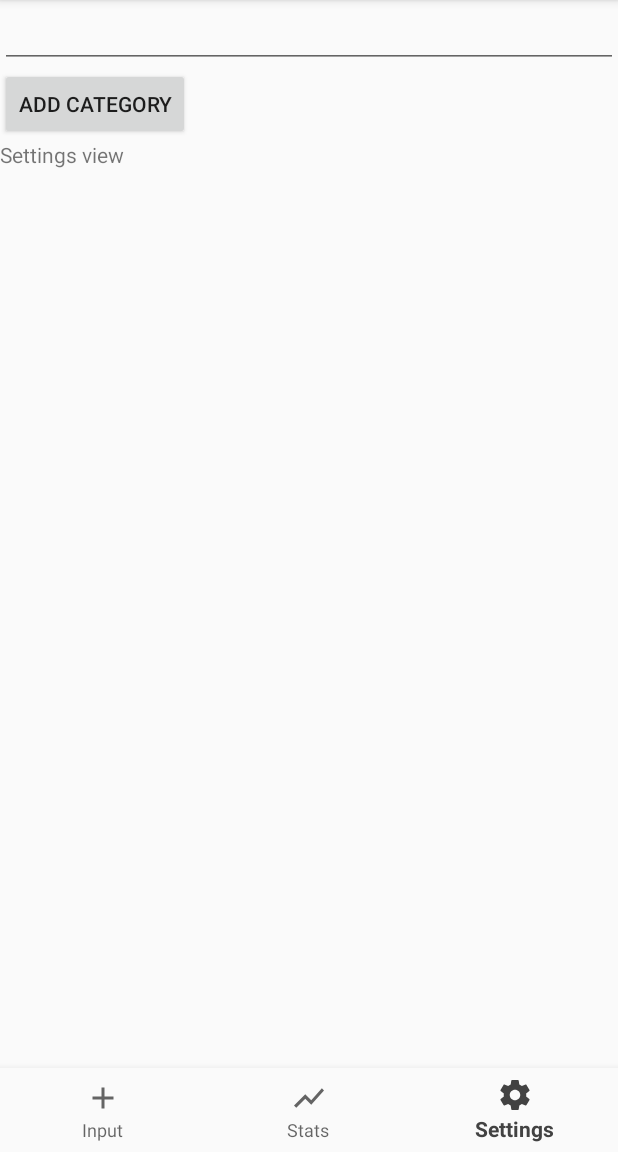
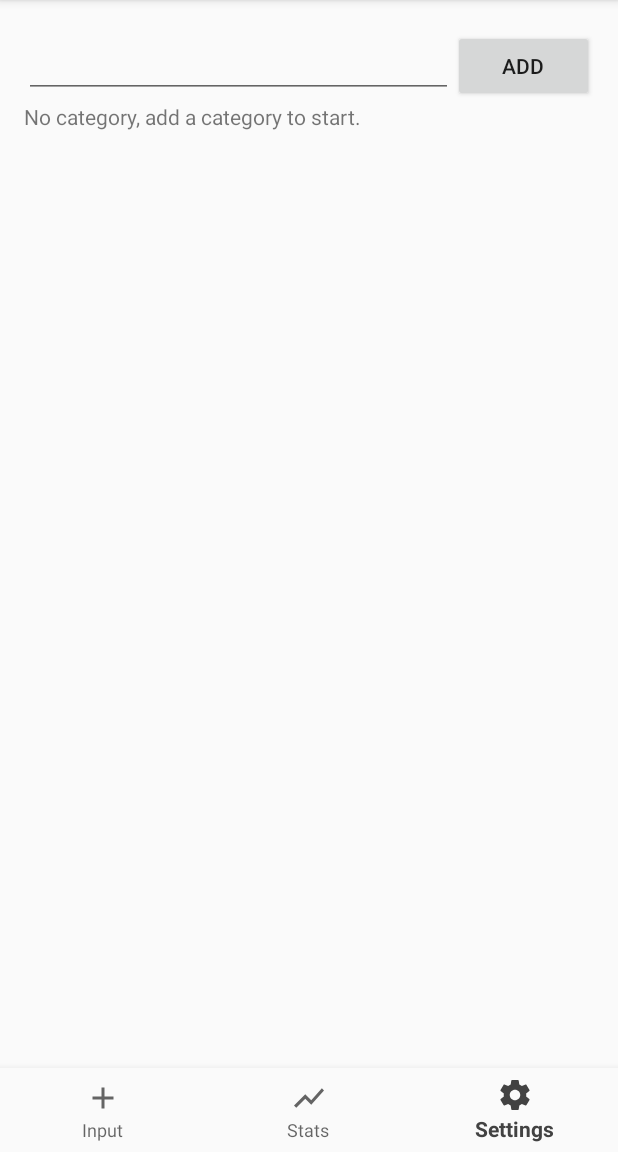
Before and after one commit to zrzzgy/moneyTracker, an Android app: the screen it shows after launch (HomeActivity), item 3 of the bottom bar chosen, on a phone screen of 412 x 824 dp, the part 84-1236 px from its top. Run offline under Robolectric (Android 15) with nearby library versions, the phone set to English and light mode, and no system bars.

Commit message:
implemented add category

```diff
--- a/MyAndroidWatchFace/MyApplication/app/src/main/java/runze/myapplication/fragments/SettingsScreenFragment.java
+++ b/MyAndroidWatchFace/MyApplication/app/src/main/java/runze/myapplication/fragments/SettingsScreenFragment.java
@@ -37,14 +37,13 @@ public class SettingsScreenFragment extends BaseFragment {
         mPresenter.attachView(mView);
         mView.attachPresenter(mPresenter);
 
-
         return (View) mView;
     }
 
     @Override
     public void onResume() {
         super.onResume();
-        mPresenter.initView();
+        mPresenter.updateView();
     }
 
     @Override
@@ -59,6 +58,6 @@ public class SettingsScreenFragment extends BaseFragment {
      * Refreshing views in this fragment
      */
     public void refresh() {
-        mPresenter.initView();
+        mPresenter.updateView();
     }
 }
--- a/MyAndroidWatchFace/MyApplication/app/src/main/java/runze/myapplication/fragments/StatsScreenFragment.java
+++ b/MyAndroidWatchFace/MyApplication/app/src/main/java/runze/myapplication/fragments/StatsScreenFragment.java
@@ -6,6 +6,7 @@ import android.view.LayoutInflater;
 import android.view.View;
 import android.view.ViewGroup;
 
+import runze.myapplication.HomeActivity;
 import runze.myapplication.presenters.statsScreenPresenter.IStatsScreenPresenter;
 import runze.myapplication.presenters.statsScreenPresenter.StatsScreenPresenter;
 import runze.myapplication.views.statsScreenView.IStatsScreenView;
@@ -29,7 +30,7 @@ public class StatsScreenFragment extends BaseFragment {
 
         // Construct the view if it does not yet exist
         if (mView == null) {
-            mView = new StatsScreenView(getActivity());
+            mView = new StatsScreenView((HomeActivity) getActivity());
         }
         mPresenter = new StatsScreenPresenter(getContext());
         mPresenter.attachView(mView);
--- a/MyAndroidWatchFace/MyApplication/app/src/main/java/runze/myapplication/presenters/settingsScreenPresenter/ISettingsScreenPresenter.java
+++ b/MyAndroidWatchFace/MyApplication/app/src/main/java/runze/myapplication/presenters/settingsScreenPresenter/ISettingsScreenPresenter.java
@@ -3,10 +3,9 @@ package runze.myapplication.presenters.settingsScreenPresenter;
 import runze.myapplication.presenters.IPresenter;
 import runze.myapplication.views.settingsScreenView.ISettingsScreenView;
 
-/**
- * Created by zrzzg on 11/29/2017.
- */
 
 public interface ISettingsScreenPresenter extends IPresenter<ISettingsScreenView> {
-    void initView();
+    void updateView();
+
+    void saveCategory(String newCategory);
 }
--- a/MyAndroidWatchFace/MyApplication/app/src/main/java/runze/myapplication/presenters/settingsScreenPresenter/SettingsScreenPresenter.java
+++ b/MyAndroidWatchFace/MyApplication/app/src/main/java/runze/myapplication/presenters/settingsScreenPresenter/SettingsScreenPresenter.java
@@ -1,4 +1,11 @@
 package runze.myapplication.presenters.settingsScreenPresenter;
+
+import android.widget.Toast;
+
+import java.util.ArrayList;
+import java.util.HashSet;
+import java.util.List;
+import java.util.Set;
 
 import runze.myapplication.HomeActivity;
 import runze.myapplication.views.settingsScreenView.ISettingsScreenView;
@@ -8,13 +15,16 @@ import runze.myapplication.views.settingsScreenView.ISettingsScreenView;
 public class SettingsScreenPresenter implements ISettingsScreenPresenter {
     private HomeActivity mParentActivity;
     private ISettingsScreenView mView;
+    private Set<String> mCategories;
+    private final String CATEGORIES_KEY = "CATEGORIES_KEY";
 
     public SettingsScreenPresenter(HomeActivity activity){
         mParentActivity = activity;
+        mCategories = mParentActivity.mSharedPreferences.getStringSet(CATEGORIES_KEY, new HashSet<String>());
     }
 
-    public void initView(){
-
+    public void updateView(){
+        mView.populateListView(mCategories);
     }
 
     @Override
@@ -24,6 +34,17 @@ public class SettingsScreenPresenter implements ISettingsScreenPresenter {
 
     @Override
     public void detachView() {
+        mView = null;
+    }
 
+    @Override
+    public void saveCategory(String newCategory){
+        if (newCategory.isEmpty()){
+            Toast.makeText(mParentActivity.getApplicationContext(), "No category name entered", Toast.LENGTH_SHORT).show();
+        }else {
+            mCategories.add(newCategory);
+            mParentActivity.mEditor.putStringSet(CATEGORIES_KEY, mCategories).apply();
+        }
+        updateView();
     }
 }
--- a/MyAndroidWatchFace/MyApplication/app/src/main/java/runze/myapplication/views/settingsScreenView/ISettingsScreenView.java
+++ b/MyAndroidWatchFace/MyApplication/app/src/main/java/runze/myapplication/views/settingsScreenView/ISettingsScreenView.java
@@ -1,10 +1,10 @@
 package runze.myapplication.views.settingsScreenView;
+
+import java.util.Set;
 
 import runze.myapplication.views.IView;
 
-/**
- * Created by zrzzg on 11/29/2017.
- */
 
 public interface ISettingsScreenView extends IView {
+    void populateListView(Set<String> cate);
 }
--- a/MyAndroidWatchFace/MyApplication/app/src/main/java/runze/myapplication/views/settingsScreenView/SettingsScreenView.java
+++ b/MyAndroidWatchFace/MyApplication/app/src/main/java/runze/myapplication/views/settingsScreenView/SettingsScreenView.java
@@ -3,17 +3,29 @@ package runze.myapplication.views.settingsScreenView;
 import android.content.Context;
 import android.view.LayoutInflater;
 import android.view.View;
+import android.widget.ArrayAdapter;
+import android.widget.Button;
+import android.widget.EditText;
 import android.widget.LinearLayout;
-import android.widget.ScrollView;
+import android.widget.ListView;
+import android.widget.TextView;
+
+import java.util.ArrayList;
+import java.util.List;
+import java.util.Set;
 
 import runze.myapplication.R;
 import runze.myapplication.presenters.IPresenter;
-
+import runze.myapplication.presenters.settingsScreenPresenter.ISettingsScreenPresenter;
 
 
 public class SettingsScreenView extends LinearLayout implements ISettingsScreenView {
-    private ScrollView mScrollView;
-
+    private ISettingsScreenPresenter mPresenter;
+    private ListView mListView;
+    private TextView mPlaceHolderText;
+    private EditText mNewCategoryText;
+    private Button mAddButton;
+    private ArrayAdapter<String> mAdapter;
 
     public SettingsScreenView(Context context){
         super(context);
@@ -22,17 +34,48 @@ public class SettingsScreenView extends LinearLayout implements ISettingsScreenV
     }
 
     private void init(View view){
-        mScrollView = view.findViewById(R.id.categoryList);
-
+        mListView = view.findViewById(R.id.categoryList);
+        mPlaceHolderText = view.findViewById(R.id.nullCategoryPlaceHolder);
+        mNewCategoryText = view.findViewById(R.id.category_edit_text);
+        mAddButton = view.findViewById(R.id.add_button);
+        mAddButton.setOnClickListener(new OnClickListener() {
+            @Override
+            public void onClick(View view) {
+                mPresenter.saveCategory(mNewCategoryText.getText().toString());
+                mAdapter.notifyDataSetChanged();
+                mNewCategoryText.setText("");
+            }
+        });
     }
 
     @Override
     public void attachPresenter(IPresenter presenter) {
-
+        mPresenter = (ISettingsScreenPresenter) presenter;
     }
 
     @Override
     public void detachPresenter() {
+        mPresenter = null;
+    }
 
+    private void hideShowPlaceHolderText(Set<String> cate){
+        if (!cate.isEmpty()){
+            mPlaceHolderText.setVisibility(GONE);
+        }else{
+            mPlaceHolderText.setVisibility(VISIBLE);
+        }
+    }
+
+    public void populateListView(Set<String> cate){
+        hideShowPlaceHolderText(cate);
+        if (cate != null) {
+            if (mAdapter == null) {
+                mAdapter = new ArrayAdapter<>(getContext(), R.layout.category_item, new ArrayList<>(cate));
+                mListView.setAdapter(mAdapter);
+            }else{
+                mAdapter.clear();
+                mAdapter.addAll(cate);
+            }
+        }
     }
 }
--- a/MyAndroidWatchFace/MyApplication/app/src/main/res/layout/settings_screen_layout.xml
+++ b/MyAndroidWatchFace/MyApplication/app/src/main/res/layout/settings_screen_layout.xml
@@ -2,22 +2,38 @@
 <LinearLayout xmlns:android="http://schemas.android.com/apk/res/android"
     android:orientation="vertical"
     android:layout_width="match_parent"
-    android:layout_height="match_parent">
-    <EditText
+    android:layout_height="match_parent"
+    android:layout_marginTop="@dimen/activity_vertical_margin">
+    <LinearLayout
         android:layout_width="match_parent"
-        android:layout_height="wrap_content" />
-    <Button
+        android:layout_height="wrap_content"
+        android:orientation="horizontal"
+        android:layout_marginStart="@dimen/activity_horizontal_margin"
+        android:layout_marginEnd="@dimen/activity_horizontal_margin">
+        <EditText
+            android:id="@+id/category_edit_text"
+            android:layout_width="0dp"
+            android:layout_height="wrap_content"
+            android:layout_weight="50"/>
+        <Button
+            android:id="@+id/add_button"
+            android:layout_width="wrap_content"
+            android:layout_height="wrap_content"
+            android:text="@string/add_category_button"
+            android:layout_weight="1"/>
+    </LinearLayout>
+    <TextView
+        android:id="@+id/nullCategoryPlaceHolder"
         android:layout_width="wrap_content"
         android:layout_height="wrap_content"
-        android:text="@string/add_category_button"/>
-    <ScrollView
+        android:layout_marginStart="@dimen/activity_horizontal_margin"
+        android:layout_marginEnd="@dimen/activity_horizontal_margin"
+        android:text="@string/null_category_place_holder_text"/>
+    <ListView
         android:id="@+id/categoryList"
         android:layout_width="match_parent"
-        android:layout_height="wrap_content">
-        <TextView
-            android:layout_width="wrap_content"
-            android:layout_height="wrap_content"
-            android:text="Settings view"/>
-    </ScrollView>
-
+        android:layout_height="wrap_content"
+        android:paddingStart="@dimen/activity_horizontal_margin"
+        android:paddingEnd="@dimen/activity_horizontal_margin">
+    </ListView>
 </LinearLayout>
--- a/MyAndroidWatchFace/MyApplication/app/src/main/res/values/dimens.xml
+++ b/MyAndroidWatchFace/MyApplication/app/src/main/res/values/dimens.xml
@@ -3,4 +3,5 @@
     <dimen name="activity_horizontal_margin">16dp</dimen>
     <dimen name="activity_vertical_margin">20dp</dimen>
     <dimen name="elevation">10dp</dimen>
+    <dimen name="category_list_text_size">25sp</dimen>
 </resources>
--- a/MyAndroidWatchFace/MyApplication/app/src/main/res/values/strings.xml
+++ b/MyAndroidWatchFace/MyApplication/app/src/main/res/values/strings.xml
@@ -5,7 +5,8 @@
     <string name="title_settings">Settings</string>
     <string name="dollar_sign">$</string>
     <string name="submit">Submit</string>
-    <string name="add_category_button">Add Category</string>
+    <string name="add_category_button">Add</string>
     <string name="drop_down_title">Choose a Category</string>
     <string name="input_amount_hint">0.00</string>
+    <string name="null_category_place_holder_text">No category, add a category to start.</string>
 </resources>
```
Also changed, not shown: MyAndroidWatchFace/MyApplication/app/src/main/java/runze/myapplication/presenters/statsScreenPresenter/StatsScreenPresenter.java (+4 -5 lines), MyAndroidWatchFace/MyApplication/app/src/main/java/runze/myapplication/views/statsScreenView/StatsScreenView.java (+4 -6 lines), MyAndroidWatchFace/MyApplication/app/src/main/res/layout/category_item.xml (added, +11 -0 lines).
